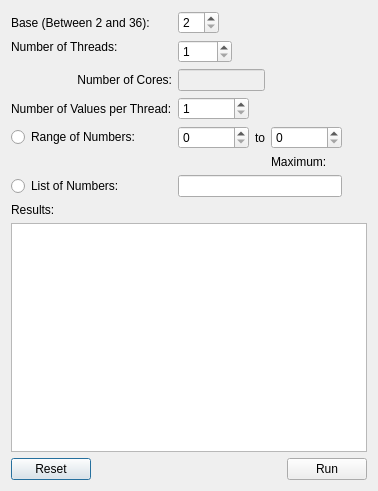
First picture: the form in NarcissisticNumbers.ui, repository towel42-com/NarcissisticNumbers, before the edit.
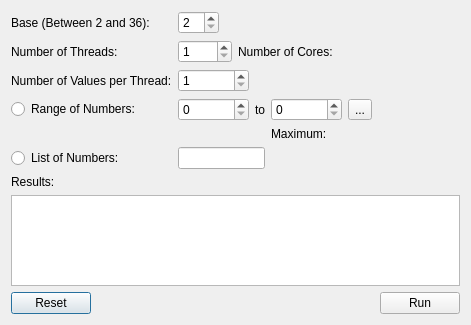
Second picture: the form after the edit. Icons and pictures are not drawn. Custom widgets are drawn as their Qt base class.

Commit message: Support for setting range to max

The edit to the form file:
```diff
--- a/NarcissisticNumbers.ui
+++ b/NarcissisticNumbers.ui
@@ -6,8 +6,8 @@
    <rect>
     <x>0</x>
     <y>0</y>
-    <width>378</width>
-    <height>491</height>
+    <width>471</width>
+    <height>325</height>
    </rect>
   </property>
   <property name="windowTitle">
@@ -18,25 +18,62 @@
     <normaloff>:/resources/calc.png</normaloff>:/resources/calc.png</iconset>
   </property>
   <layout class="QGridLayout" name="gridLayout">
-   <item row="7" column="0">
+   <item row="8" column="0" colspan="5">
+    <layout class="QHBoxLayout" name="horizontalLayout">
+     <item>
+      <widget class="QPushButton" name="reset">
+       <property name="text">
+        <string>Reset</string>
+       </property>
+      </widget>
+     </item>
+     <item>
+      <spacer name="horizontalSpacer_2">
+       <property name="orientation">
+        <enum>Qt::Horizontal</enum>
+       </property>
+       <property name="sizeHint" stdset="0">
+        <size>
+         <width>40</width>
+         <height>20</height>
+        </size>
+       </property>
+      </spacer>
+     </item>
+     <item>
+      <widget class="QPushButton" name="run">
+       <property name="sizePolicy">
+        <sizepolicy hsizetype="Maximum" vsizetype="Fixed">
+         <horstretch>0</horstretch>
+         <verstretch>0</verstretch>
+        </sizepolicy>
+       </property>
+       <property name="text">
+        <string>Run</string>
+       </property>
+      </widget>
+     </item>
+    </layout>
+   </item>
+   <item row="5" column="0">
     <widget class="QRadioButton" name="byNumbers">
      <property name="text">
       <string>List of Numbers:</string>
      </property>
     </widget>
    </item>
-   <item row="9" column="0" colspan="5">
-    <widget class="QTextEdit" name="results">
-     <property name="enabled">
-      <bool>true</bool>
-     </property>
-     <property name="readOnly">
-      <bool>true</bool>
+   <item row="5" column="1" colspan="2">
+    <widget class="QLineEdit" name="numList"/>
+   </item>
+   <item row="6" column="0">
+    <widget class="QLabel" name="label_6">
+     <property name="text">
+      <string>Results:</string>
      </property>
     </widget>
    </item>
-   <item row="4" column="1">
-    <widget class="CSpinBox64" name="numPerThread">
+   <item row="3" column="1">
+    <widget class="CSpinBox64U" name="minRange">
      <property name="sizePolicy">
       <sizepolicy hsizetype="Maximum" vsizetype="Fixed">
        <horstretch>0</horstretch>
@@ -49,14 +86,8 @@
      <property name="showGroupSeparator" stdset="0">
       <bool>true</bool>
      </property>
-     <property name="minimum">
-      <number>1</number>
-     </property>
      <property name="maximum">
-      <number>1000000</number>
-     </property>
-     <property name="stepType">
-      <enum>QAbstractSpinBox::AdaptiveDecimalStepType</enum>
+      <number>1000000000</number>
      </property>
     </widget>
    </item>
@@ -67,17 +98,49 @@
      </property>
     </widget>
    </item>
-   <item row="3" column="0">
-    <widget class="QLabel" name="label_5">
+   <item row="2" column="1">
+    <widget class="CSpinBox64U" name="numPerThread">
+     <property name="sizePolicy">
+      <sizepolicy hsizetype="Maximum" vsizetype="Fixed">
+       <horstretch>0</horstretch>
+       <verstretch>0</verstretch>
+      </sizepolicy>
+     </property>
+     <property name="accelerated">
+      <bool>true</bool>
+     </property>
+     <property name="showGroupSeparator" stdset="0">
+      <bool>true</bool>
+     </property>
+     <property name="minimum">
+      <number>1</number>
+     </property>
+     <property name="maximum">
+      <number>1000000</number>
+     </property>
+    </widget>
+   </item>
+   <item row="3" column="2">
+    <widget class="QLabel" name="label_4">
+     <property name="sizePolicy">
+      <sizepolicy hsizetype="Fixed" vsizetype="Preferred">
+       <horstretch>0</horstretch>
+       <verstretch>0</verstretch>
+      </sizepolicy>
+     </property>
      <property name="text">
-      <string>Number of Cores:</string>
+      <string>to</string>
      </property>
-     <property name="alignment">
-      <set>Qt::AlignRight|Qt::AlignTrailing|Qt::AlignVCenter</set>
+    </widget>
+   </item>
+   <item row="0" column="0">
+    <widget class="QLabel" name="label">
+     <property name="text">
+      <string>Base (Between 2 and 36):</string>
      </property>
     </widget>
    </item>
-   <item row="2" column="4" rowspan="2">
+   <item row="1" column="4">
     <spacer name="horizontalSpacer">
      <property name="orientation">
       <enum>Qt::Horizontal</enum>
@@ -90,6 +153,13 @@
      </property>
     </spacer>
    </item>
+   <item row="2" column="0">
+    <widget class="QLabel" name="label_3">
+     <property name="text">
+      <string>Number of Values per Thread:</string>
+     </property>
+    </widget>
+   </item>
    <item row="0" column="1">
     <widget class="QSpinBox" name="base">
      <property name="sizePolicy">
@@ -106,179 +176,90 @@
      </property>
     </widget>
    </item>
-   <item row="8" column="0">
-    <widget class="QLabel" name="label_6">
-     <property name="text">
-      <string>Results:</string>
-     </property>
-    </widget>
-   </item>
-   <item row="5" column="3">
-    <widget class="CSpinBox64U" name="maxRange">
-     <property name="sizePolicy">
-      <sizepolicy hsizetype="Maximum" vsizetype="Fixed">
-       <horstretch>0</horstretch>
-       <verstretch>0</verstretch>
-      </sizepolicy>
-     </property>
-     <property name="accelerated">
-      <bool>true</bool>
-     </property>
-     <property name="showGroupSeparator" stdset="0">
-      <bool>true</bool>
-     </property>
-     <property name="maximum">
-      <number>1000000000</number>
-     </property>
-     <property name="singleStep">
-      <number>1</number>
-     </property>
-     <property name="stepType">
-      <enum>QAbstractSpinBox::AdaptiveDecimalStepType</enum>
-     </property>
-    </widget>
-   </item>
-   <item row="5" column="0">
+   <item row="3" column="0">
     <widget class="QRadioButton" name="byRange">
      <property name="text">
       <string>Range of Numbers:</string>
      </property>
     </widget>
    </item>
-   <item row="7" column="1" colspan="3">
-    <widget class="QLineEdit" name="numList"/>
+   <item row="3" column="3">
+    <widget class="CSpinBox64U" name="maxRange">
+     <property name="sizePolicy">
+      <sizepolicy hsizetype="Maximum" vsizetype="Fixed">
+       <horstretch>0</horstretch>
+       <verstretch>0</verstretch>
+      </sizepolicy>
+     </property>
+     <property name="accelerated">
+      <bool>true</bool>
+     </property>
+     <property name="showGroupSeparator" stdset="0">
+      <bool>true</bool>
+     </property>
+     <property name="maximum">
+      <number>1000000000</number>
+     </property>
+     <property name="singleStep">
+      <number>1</number>
+     </property>
+    </widget>
    </item>
-   <item row="10" column="0" colspan="5">
-    <layout class="QHBoxLayout" name="horizontalLayout">
+   <item row="7" column="0" colspan="5">
+    <widget class="QTextEdit" name="results">
+     <property name="enabled">
+      <bool>true</bool>
+     </property>
+     <property name="readOnly">
+      <bool>true</bool>
+     </property>
+    </widget>
+   </item>
+   <item row="1" column="1" colspan="3">
+    <layout class="QHBoxLayout" name="horizontalLayout_2">
      <item>
-      <widget class="QPushButton" name="reset">
-       <property name="text">
-        <string>Reset</string>
-       </property>
-      </widget>
-     </item>
-     <item>
-      <spacer name="horizontalSpacer_2">
-       <property name="orientation">
-        <enum>Qt::Horizontal</enum>
-       </property>
-       <property name="sizeHint" stdset="0">
-        <size>
-         <width>40</width>
-         <height>20</height>
-        </size>
-       </property>
-      </spacer>
-     </item>
-     <item>
-      <widget class="QPushButton" name="run">
+      <widget class="QSpinBox" name="numThreads">
        <property name="sizePolicy">
         <sizepolicy hsizetype="Maximum" vsizetype="Fixed">
          <horstretch>0</horstretch>
          <verstretch>0</verstretch>
         </sizepolicy>
        </property>
+       <property name="minimum">
+        <number>1</number>
+       </property>
+       <property name="maximum">
+        <number>1000</number>
+       </property>
+      </widget>
+     </item>
+     <item>
+      <widget class="QLabel" name="numCoresLabel">
        <property name="text">
-        <string>Run</string>
+        <string>Number of Cores:</string>
        </property>
       </widget>
      </item>
     </layout>
    </item>
-   <item row="4" column="0">
-    <widget class="QLabel" name="label_3">
+   <item row="3" column="4">
+    <widget class="QToolButton" name="setToMax">
      <property name="text">
-      <string>Number of Values per Thread:</string>
+      <string>...</string>
      </property>
     </widget>
    </item>
-   <item row="0" column="0">
-    <widget class="QLabel" name="label">
-     <property name="text">
-      <string>Base (Between 2 and 36):</string>
-     </property>
-    </widget>
-   </item>
-   <item row="6" column="3">
+   <item row="4" column="3" colspan="2">
     <widget class="QLabel" name="maxLabel">
      <property name="text">
       <string>Maximum: </string>
      </property>
     </widget>
    </item>
-   <item row="5" column="1">
-    <widget class="CSpinBox64U" name="minRange">
-     <property name="sizePolicy">
-      <sizepolicy hsizetype="Maximum" vsizetype="Fixed">
-       <horstretch>0</horstretch>
-       <verstretch>0</verstretch>
-      </sizepolicy>
-     </property>
-     <property name="accelerated">
-      <bool>true</bool>
-     </property>
-     <property name="showGroupSeparator" stdset="0">
-      <bool>true</bool>
-     </property>
-     <property name="maximum">
-      <number>1000000000</number>
-     </property>
-     <property name="stepType">
-      <enum>QAbstractSpinBox::AdaptiveDecimalStepType</enum>
-     </property>
-    </widget>
-   </item>
-   <item row="5" column="2">
-    <widget class="QLabel" name="label_4">
-     <property name="sizePolicy">
-      <sizepolicy hsizetype="Fixed" vsizetype="Preferred">
-       <horstretch>0</horstretch>
-       <verstretch>0</verstretch>
-      </sizepolicy>
-     </property>
-     <property name="text">
-      <string>to</string>
-     </property>
-    </widget>
-   </item>
-   <item row="3" column="1" colspan="2">
-    <widget class="QLineEdit" name="numCores">
-     <property name="enabled">
-      <bool>false</bool>
-     </property>
-     <property name="sizePolicy">
-      <sizepolicy hsizetype="Preferred" vsizetype="Fixed">
-       <horstretch>0</horstretch>
-       <verstretch>0</verstretch>
-      </sizepolicy>
-     </property>
-    </widget>
-   </item>
-   <item row="1" column="1" rowspan="2">
-    <widget class="QSpinBox" name="numThreads">
-     <property name="sizePolicy">
-      <sizepolicy hsizetype="Maximum" vsizetype="Fixed">
-       <horstretch>0</horstretch>
-       <verstretch>0</verstretch>
-      </sizepolicy>
-     </property>
-     <property name="minimum">
-      <number>1</number>
-     </property>
-     <property name="maximum">
-      <number>1000</number>
-     </property>
-    </widget>
-   </item>
   </layout>
  </widget>
  <layoutdefault spacing="6" margin="11"/>
  <customwidgets>
-  <customwidget>
-   <class>CSpinBox64</class>
-   <extends>QSpinBox</extends>
-   <header>SpinBox64.h</header>
-  </customwidget>
   <customwidget>
    <class>CSpinBox64U</class>
    <extends>QSpinBox</extends>
```
Left out of the diff: 1 changed line with no effect on the pictures. The commit also changes 2 other files.
